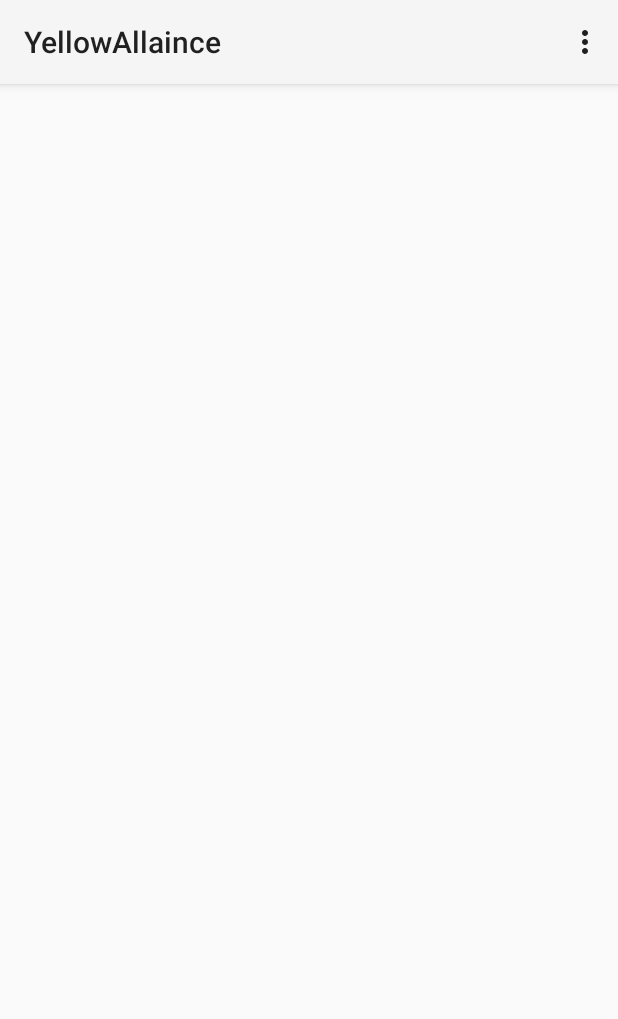
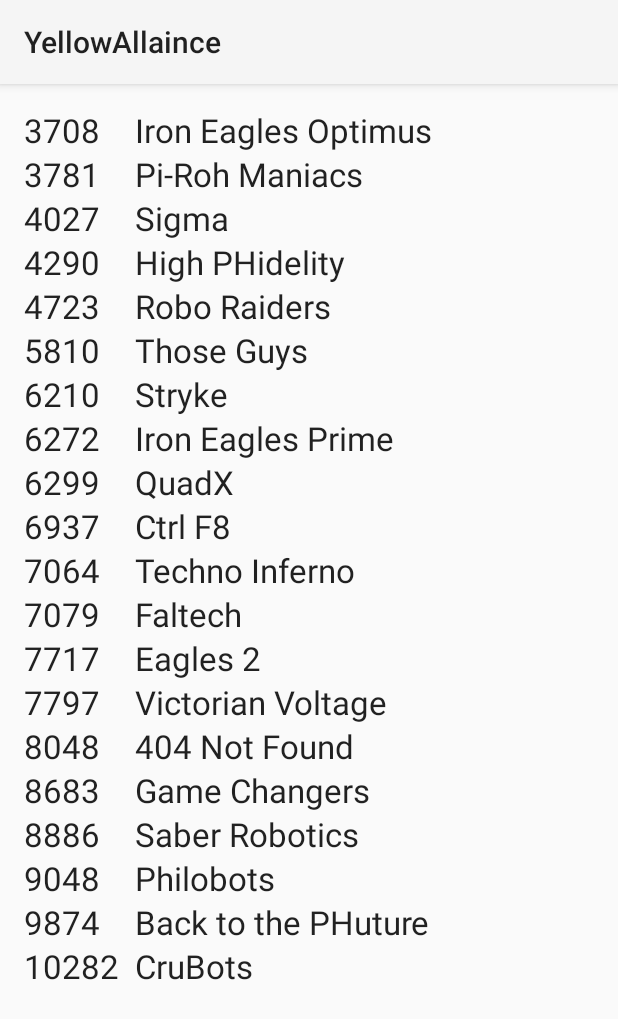
Before and after one commit to jspspike/YellowAllaince, an Android app: the screen it shows after launch (MainActivity), on a phone screen of 412 x 824 dp. Shown: the top 1019 px of the screen. Run offline under Robolectric (Android 15) with nearby library versions, the phone set to English and light mode, and no system bars.

```diff
--- a/app/src/main/AndroidManifest.xml
+++ b/app/src/main/AndroidManifest.xml
@@ -10,12 +10,18 @@
         <activity
             android:name=".MainActivity"
             android:label="@string/app_name" >
+            android:launchMode="singleInstance"
             <intent-filter>
                 <action android:name="android.intent.action.MAIN" />
 
                 <category android:name="android.intent.category.LAUNCHER" />
             </intent-filter>
         </activity>
+        <activity
+            android:name=".TeamActivity"
+            android:label="@string/title_activity_team" >
+            android:launchMode="singleInstance"
+        </activity>
     </application>
 
 </manifest>
--- a/app/src/main/java/com/example/johnson_849323/yellowallaince/DBManager.java
+++ b/app/src/main/java/com/example/johnson_849323/yellowallaince/DBManager.java
@@ -58,6 +58,14 @@ public class DBManager extends SQLiteOpenHelper {
         onCreate(db);
     }
 
+    public void clearAll() {
+        SQLiteDatabase db = this.getWritableDatabase();
+
+        db.delete(DB_TABLES, null, null);
+
+        db.close();
+    }
+
     //Adds contact
     public void addContact(Team team) {
         SQLiteDatabase db = this.getWritableDatabase();
--- a/app/src/main/java/com/example/johnson_849323/yellowallaince/MainActivity.java
+++ b/app/src/main/java/com/example/johnson_849323/yellowallaince/MainActivity.java
@@ -1,6 +1,7 @@
 package com.example.johnson_849323.yellowallaince;
 
 import android.app.Activity;
+import android.content.Intent;
 import android.os.Bundle;
 import android.view.Menu;
 import android.view.MenuItem;
@@ -11,7 +12,7 @@ import android.widget.TextView;
 
 import java.util.ArrayList;
 import java.util.Collections;
-import java.util.List;
+
 
 
 public class MainActivity extends Activity {
@@ -22,11 +23,34 @@ public class MainActivity extends Activity {
     protected void onCreate(Bundle savedInstanceState) {
         super.onCreate(savedInstanceState);
         setContentView(R.layout.activity_main);
-        //manager.addContact(new Team(1, 6299, "QuadX", "Red|Blue|Red", "10|23|44", "34|54|234"));
-//        manager.addContact(new Team(1, 4211, "Bombers", "Red|Blue|Red", "10|23|44", "34|54|234"));
-//        manager.addContact(new Team(2, 4997, "Masquerade", "Red|Blue|Red", "10|23|44", "34|54|234"));
-//        manager.addContact(new Team(3, 4211, "Bombers", "Red|Blue|Red", "10|23|44", "34|54|234"));
-//        manager.addContact(new Team(4, 3781, "Pi-Roh Maniacs", "Red|Blue|Red", "10|23|44", "34|54|234"));
+        manager.clearAll();
+        manager.addContact(new Team(1, 3708, "Iron Eagles Optimus", "Red1|Red2|Red2|Blue1|Blue2", "1|7|15|18|25", "55|33|16|53|47"));
+        manager.addContact(new Team(1, 3781, "Pi-Roh Maniacs", "Blue1|Blue1|Blue1|Red2|Red2", "3|8|11|20|25", "213|120|286|239|47"));
+        manager.addContact(new Team(1, 4027, "Sigma", "Blue1|Red1|Red2|Blue2|Blue2", "5|8|12|19|23", "213|120|286|239|47"));
+        manager.addContact(new Team(1, 4290, "High PHidelity", "Blue2|Blue2|Red1|Blue1|Red2", "4|8|15|17|24", "-1|-1|-1|-1|-1"));
+        manager.addContact(new Team(1, 4723, "Robo Raiders", "Red1|Blue1|Red1|Blue2|Red2", "3|7|14|16|23", "-1|-1|-1|-1|-1"));
+        manager.addContact(new Team(1, 5810, "Those Guys", "Red2|Red1|Blue2|Blue2|Red1", "4|10|13|18|23", "-1|-1|-1|-1|-1"));
+        manager.addContact(new Team(1, 6210, "Stryke", "Red1|Blue1|Blue1|Red1|Blue1", "5|9|13|16|25", "-1|-1|-1|-1|-1"));
+        manager.addContact(new Team(1, 6272, "Iron Eagles Prime", "Red2|Blue2|Red2|Blue2|Blue1", "1|6|13|20|24", "-1|-1|-1|-1|-1"));
+        manager.addContact(new Team(1, 6299, "QuadX", "Red1|Red2|Blue2|Blue1|Blue1", "2|9|11|20|23", "-1|-1|-1|-1|-1"));
+        manager.addContact(new Team(1, 6937, "Ctrl F8", "Red2|Blue2|Red1|Red2|Blue2", "2|7|13|19|22", "-1|-1|-1|-1|-1"));
+        manager.addContact(new Team(1, 7064, "Techno Inferno", "Blue1|Blue1|Blue2|Red1|Red1", "2|6|12|17|25", "-1|-1|-1|-1|-1"));
+        manager.addContact(new Team(1, 7079, "Faltech", "Blue1|Red1|Red2|Blue1|Red2", "4|6|11|16|22", "-1|-1|-1|-1|-1"));
+        manager.addContact(new Team(1, 7717, "Eagles 2", "Blue1|Blue2|Red2|Red2|Blue1", "1|9|14|17|22", "-1|-1|-1|-1|-1"));
+        manager.addContact(new Team(1, 7797, "Victorian Voltage", "Blue2|Red1|Red1|Blue2|Red2", "5|7|11|17|21", "-1|-1|-1|-1|-1"));
+        manager.addContact(new Team(1, 8048, "404 Not Found", "Blue2|Red2|Red1|Red2|Blue2", "1|10|12|16|21", "-1|-1|-1|-1|-1"));
+        manager.addContact(new Team(1, 8683, "Game Changers", "Red2|Blue2|Blue2|Red1|Red1", "5|10|15|20|22", "-1|-1|-1|-1|-1"));
+        manager.addContact(new Team(1, 8886, "Saber Robotics", "Blue2|Red1|Blue1|Red2|Blue2", "3|9|12|18|24", "-1|-1|-1|-1|-1"));
+        manager.addContact(new Team(1, 9048, "Philobots", "Red2|Red2|Blue1|Red1|Blue1", "3|6|15|19|21", "-1|-1|-1|-1|-1"));
+        manager.addContact(new Team(1, 9874, "Back to the PHuture", "Blue2|Red2|Blue2|Red1|Red1", "2|8|14|18|21", "-1|-1|-1|-1|-1"));
+        manager.addContact(new Team(1, 10282, "CruBots", "Red1|Blue1|Blue1|Blue1|Red1", "4|10|14|19|24", "-1|-1|-1|-1|-1"));
+
+
+
+//        manager.addContact(new Team(1, 6299, "QuadX", "Red|Blue|Red", "11|55|66", "34|54|234"));
+//        manager.addContact(new Team(1, 4211, "Bombers", "Red|Blue|Red", "11|55|66", "34|54|234"));
+//        manager.addContact(new Team(2, 4997, "Masquerade", "Blue|Red|Blue", "11|55|66", "34|54|234"));
+//        manager.addContact(new Team(4, 3781, "Pi-Roh Maniacs", "Blue|Red|Blue", "11|55|66", "34|54|234"));
 //        manager.addContact(new Team(5, 7477, "Super-7", "Red|Blue|Red", "10|23|44", "34|54|234"));
 //        manager.addContact(new Team(6, 3846, "Maelstrom", "Red|Blue|Red", "10|23|44", "34|54|234"));
 //        manager.addContact(new Team(7, 3486, "Techno Warriors", "Red|Blue|Red", "10|23|44", "34|54|234"));
@@ -88,10 +112,14 @@ public class MainActivity extends Activity {
             view.setText(teams.get(i).getName());
             row.addView(number);
             row.addView(view);
+            final String TeamNumber =  "" + teams.get(i).getNumber();
+
             row.setOnClickListener(new TableRow.OnClickListener() {
                 @Override
                 public void onClick(View v) {
-                    System.out.println("SWAG");
+                    Intent intent = new Intent(MainActivity.this, TeamActivity.class);
+                    intent.putExtra("Team#", TeamNumber);
+                    MainActivity.this.startActivity(intent);
                 }
             });
 
--- a/app/src/main/res/menu/menu_main.xml
+++ b/app/src/main/res/menu/menu_main.xml
@@ -1,5 +1,5 @@
 <menu xmlns:android="http://schemas.android.com/apk/res/android"
     xmlns:tools="http://schemas.android.com/tools" tools:context=".MainActivity">
-    <item android:id="@+id/action_settings" android:title="@string/action_settings"
-        android:orderInCategory="100" android:showAsAction="never" />
+    <item android:id="@+id/action_settings" android:title=""
+        android:orderInCategory="100" android:showAsAction="always" />
 </menu>
--- a/app/src/main/res/values/strings.xml
+++ b/app/src/main/res/values/strings.xml
@@ -4,5 +4,6 @@
     <string name="app_name">YellowAllaince</string>
     <string name="hello_world">Hello world!</string>
     <string name="action_settings">Settings</string>
+    <string name="title_activity_team">TeamActivity</string>
 
 </resources>
--- a/build.gradle
+++ b/build.gradle
@@ -5,7 +5,7 @@ buildscript {
         jcenter()
     }
     dependencies {
-        classpath 'com.android.tools.build:gradle:1.0.0'
+        classpath 'com.android.tools.build:gradle:1.3.0'
 
         // NOTE: Do not place your application dependencies here; they belong
         // in the individual module build.gradle files
```
Also changed, not shown: app/src/main/java/com/example/johnson_849323/yellowallaince/Team.java (+36 -3 lines), app/src/main/java/com/example/johnson_849323/yellowallaince/TeamActivity.java (added, +184 -0 lines), app/src/main/res/layout/activity_team.xml (added, +15 -0 lines), app/src/main/res/menu/menu_team.xml (added, +9 -0 lines), 4 other files.
